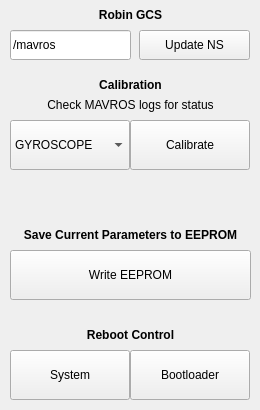
First picture: the form in resource/RobinGCS.ui, repository qutas/rqt_robin_gcs, before the edit.
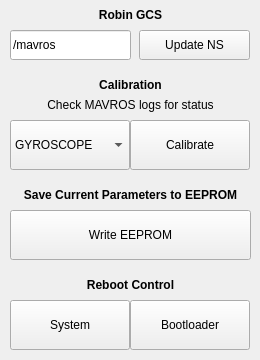
Second picture: the form after the edit.

What changed in the file:
```diff
--- a/resource/RobinGCS.ui
+++ b/resource/RobinGCS.ui
@@ -7,7 +7,7 @@
     <x>0</x>
     <y>0</y>
     <width>260</width>
-    <height>410</height>
+    <height>360</height>
    </rect>
   </property>
   <property name="sizePolicy">
@@ -19,7 +19,7 @@
   <property name="minimumSize">
    <size>
     <width>260</width>
-    <height>410</height>
+    <height>360</height>
    </size>
   </property>
   <property name="windowTitle">
@@ -130,7 +130,7 @@
    <property name="geometry">
     <rect>
      <x>10</x>
-     <y>220</y>
+     <y>180</y>
      <width>241</width>
      <height>30</height>
     </rect>
@@ -155,7 +155,7 @@
    <property name="geometry">
     <rect>
      <x>10</x>
-     <y>250</y>
+     <y>210</y>
      <width>241</width>
      <height>50</height>
     </rect>
@@ -168,7 +168,7 @@
    <property name="geometry">
     <rect>
      <x>10</x>
-     <y>320</y>
+     <y>270</y>
      <width>241</width>
      <height>30</height>
     </rect>
@@ -193,7 +193,7 @@
    <property name="geometry">
     <rect>
      <x>130</x>
-     <y>350</y>
+     <y>300</y>
      <width>120</width>
      <height>50</height>
     </rect>
@@ -209,7 +209,7 @@
    <property name="geometry">
     <rect>
      <x>10</x>
-     <y>350</y>
+     <y>300</y>
      <width>120</width>
      <height>50</height>
     </rect>
```
